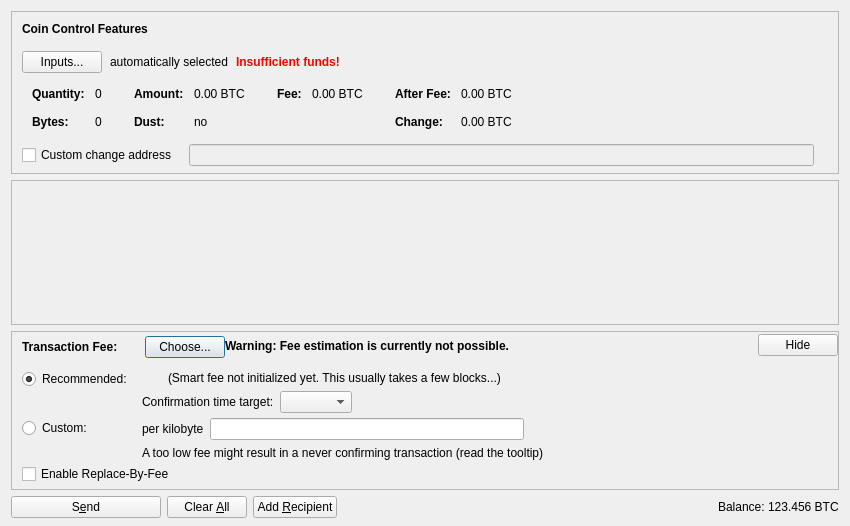
The window that src/qt/forms/sendcoinsdialog.ui (caffeine239/bitcoin) describes before a commit, drawn with Qt 5.
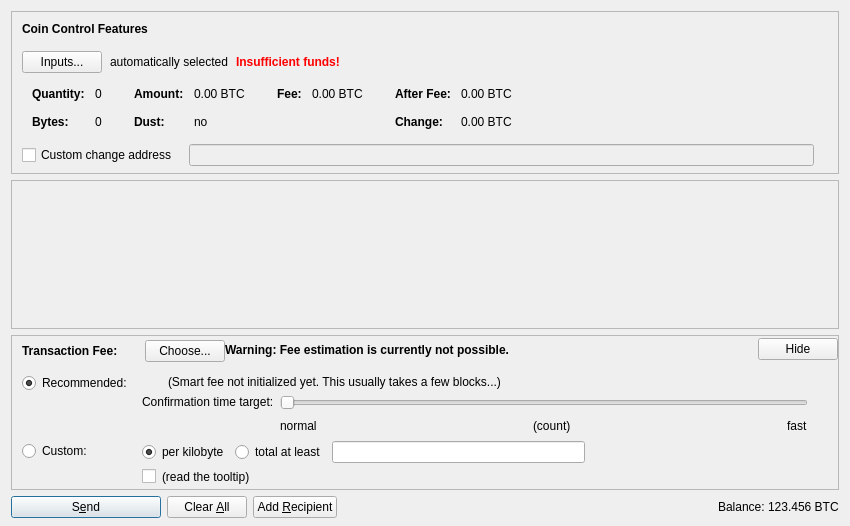
The same window after the commit. Icons and pictures are not drawn. Custom widgets are drawn as their Qt base class.

```diff
--- a/src/qt/forms/sendcoinsdialog.ui
+++ b/src/qt/forms/sendcoinsdialog.ui
@@ -846,7 +846,7 @@
                <item>
                 <layout class="QHBoxLayout" name="horizontalLayoutFee13">
                  <item>
-                  <widget class="QLabel" name="labelCustomPerKilobyte">
+                  <widget class="QRadioButton" name="radioCustomPerKilobyte">
                    <property name="toolTip">
                     <string>Specify a custom fee per kB (1,000 bytes) of the transaction's virtual size.
 
@@ -855,6 +855,25 @@
                    <property name="text">
                     <string>per kilobyte</string>
                    </property>
+                   <property name="checked">
+                    <bool>true</bool>
+                   </property>
+                   <attribute name="buttonGroup">
+                    <string notr="true">groupCustomFee</string>
+                   </attribute>
+                  </widget>
+                 </item>
+                 <item>
+                  <widget class="QRadioButton" name="radioCustomAtLeast">
+                   <property name="toolTip">
+                    <string>If the custom fee is set to 1000 satoshis and the transaction is only 250 bytes, then &quot;per kilobyte&quot; only pays 250 satoshis in fee, while &quot;total at least&quot; pays 1000 satoshis. For transactions bigger than a kilobyte both pay by kilobyte.</string>
+                   </property>
+                   <property name="text">
+                    <string>total at least</string>
+                   </property>
+                   <attribute name="buttonGroup">
+                    <string notr="true">groupCustomFee</string>
+                   </attribute>
                   </widget>
                  </item>
                  <item>
@@ -878,7 +897,17 @@
                <item>
                 <layout class="QHBoxLayout" name="horizontalLayoutFee8">
                  <item>
-                  <widget class="QLabel" name="labelCustomFeeWarning">
+                  <widget class="QCheckBox" name="checkBoxMinimumFee">
+                   <property name="toolTip">
+                    <string>Paying only the minimum fee is just fine as long as there is less transaction volume than space in the blocks. But be aware that this can end up in a never confirming transaction once there is more demand for bitcoin transactions than the network can process.</string>
+                   </property>
+                   <property name="text">
+                    <string/>
+                   </property>
+                  </widget>
+                 </item>
+                 <item>
+                  <widget class="QLabel" name="labelMinFeeWarning">
                    <property name="enabled">
                     <bool>true</bool>
                    </property>
@@ -886,7 +915,10 @@
                     <string>When there is less transaction volume than space in the blocks, miners as well as relaying nodes may enforce a minimum fee. Paying only this minimum fee is just fine, but be aware that this can result in a never confirming transaction once there is more demand for bitcoin transactions than the network can process.</string>
                    </property>
                    <property name="text">
-                    <string>A too low fee might result in a never confirming transaction (read the tooltip)</string>
+                    <string>(read the tooltip)</string>
+                   </property>
+                   <property name="margin">
+                    <number>5</number>
                    </property>
                   </widget>
                  </item>
@@ -979,6 +1011,9 @@
                    <property name="text">
                     <string/>
                    </property>
+                   <property name="margin">
+                    <number>2</number>
+                   </property>
                   </widget>
                  </item>
                  <item>
@@ -993,6 +1028,9 @@
                    <property name="text">
                     <string>(Smart fee not initialized yet. This usually takes a few blocks...)</string>
                    </property>
+                   <property name="margin">
+                    <number>2</number>
+                   </property>
                   </widget>
                  </item>
                  <item>
@@ -1019,8 +1057,24 @@
                      <property name="text">
                       <string>Confirmation time target:</string>
                      </property>
+                     <property name="margin">
+                      <number>2</number>
+                     </property>
                     </widget>
                    </item>
+                   <item>
+                    <spacer name="verticalSpacer_3">
+                     <property name="orientation">
+                      <enum>Qt::Vertical</enum>
+                     </property>
+                     <property name="sizeHint" stdset="0">
+                      <size>
+                       <width>1</width>
+                       <height>1</height>
+                      </size>
+                     </property>
+                    </spacer>
+                   </item>
                   </layout>
                  </item>
                  <item>
@@ -1029,15 +1083,44 @@
                     <number>30</number>
                    </property>
                    <item>
-                    <layout class="QHBoxLayout" name="horizontalLayoutConfTarget">
-                     <property name="bottomMargin">
+                    <widget class="QSlider" name="sliderSmartFee">
+                     <property name="minimum">
                       <number>0</number>
                      </property>
+                     <property name="maximum">
+                      <number>23</number>
+                     </property>
+                     <property name="pageStep">
+                      <number>1</number>
+                     </property>
+                     <property name="value">
+                      <number>0</number>
+                     </property>
+                     <property name="orientation">
+                      <enum>Qt::Horizontal</enum>
+                     </property>
+                     <property name="invertedAppearance">
+                      <bool>false</bool>
+                     </property>
+                     <property name="invertedControls">
+                      <bool>false</bool>
+                     </property>
+                     <property name="tickPosition">
+                      <enum>QSlider::NoTicks</enum>
+                     </property>
+                    </widget>
+                   </item>
+                   <item>
+                    <layout class="QHBoxLayout" name="horizontalLayoutFee10">
                      <item>
-                      <widget class="QComboBox" name="confTargetSelector"/>
+                      <widget class="QLabel" name="labelSmartFeeNormal">
+                       <property name="text">
+                        <string>normal</string>
+                       </property>
+                      </widget>
                      </item>
                      <item>
-                      <spacer name="horizontalSpacerConfTarget">
+                      <spacer name="horizontalSpacer_7">
                        <property name="orientation">
                         <enum>Qt::Horizontal</enum>
                        </property>
@@ -1049,6 +1132,33 @@
                        </property>
                       </spacer>
                      </item>
+                     <item>
+                      <widget class="QLabel" name="confirmationTargetLabel">
+                       <property name="text">
+                        <string notr="true">(count)</string>
+                       </property>
+                      </widget>
+                     </item>
+                     <item>
+                      <spacer name="horizontalSpacer_3">
+                       <property name="orientation">
+                        <enum>Qt::Horizontal</enum>
+                       </property>
+                       <property name="sizeHint" stdset="0">
+                        <size>
+                         <width>40</width>
+                         <height>20</height>
+                        </size>
+                       </property>
+                      </spacer>
+                     </item>
+                     <item>
+                      <widget class="QLabel" name="labelSmartFeeFast">
+                       <property name="text">
+                        <string>fast</string>
+                       </property>
+                      </widget>
+                     </item>
                     </layout>
                    </item>
                   </layout>
@@ -1072,16 +1182,6 @@
              </item>
             </layout>
            </item>
-           <item>
-            <widget class="QCheckBox" name="optInRBF">
-             <property name="text">
-              <string>Enable Replace-By-Fee</string>
-             </property>
-             <property name="toolTip">
-              <string>With Replace-By-Fee (BIP-125) you can increase a transaction's fee after it is sent. Without this, a higher fee may be recommended to compensate for increased transaction delay risk.</string>
-             </property>
-            </widget>
-           </item>
           </layout>
          </widget>
         </item>
@@ -1092,8 +1192,8 @@
           </property>
           <property name="sizeHint" stdset="0">
            <size>
-            <width>40</width>
-            <height>5</height>
+            <width>800</width>
+            <height>1</height>
            </size>
           </property>
          </spacer>
@@ -1127,7 +1227,7 @@
         <bool>false</bool>
        </property>
        <property name="default">
-        <bool>false</bool>
+        <bool>true</bool>
        </property>
       </widget>
      </item>
```
Left out of the diff: 17 changed lines with no effect on the pictures.
